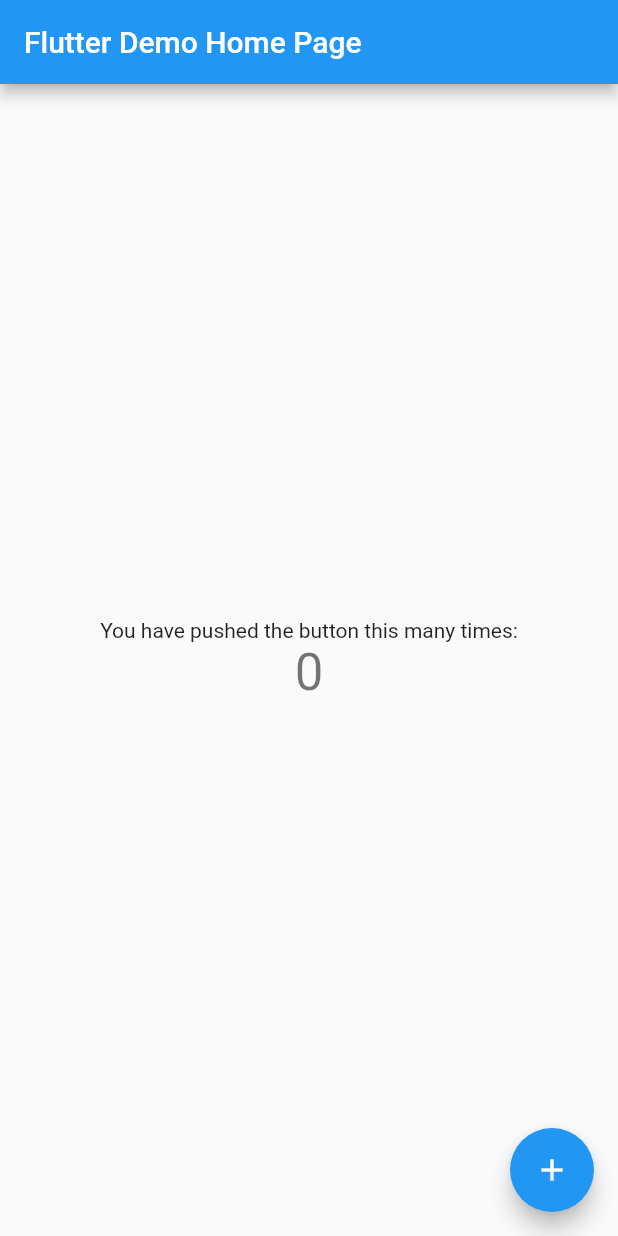
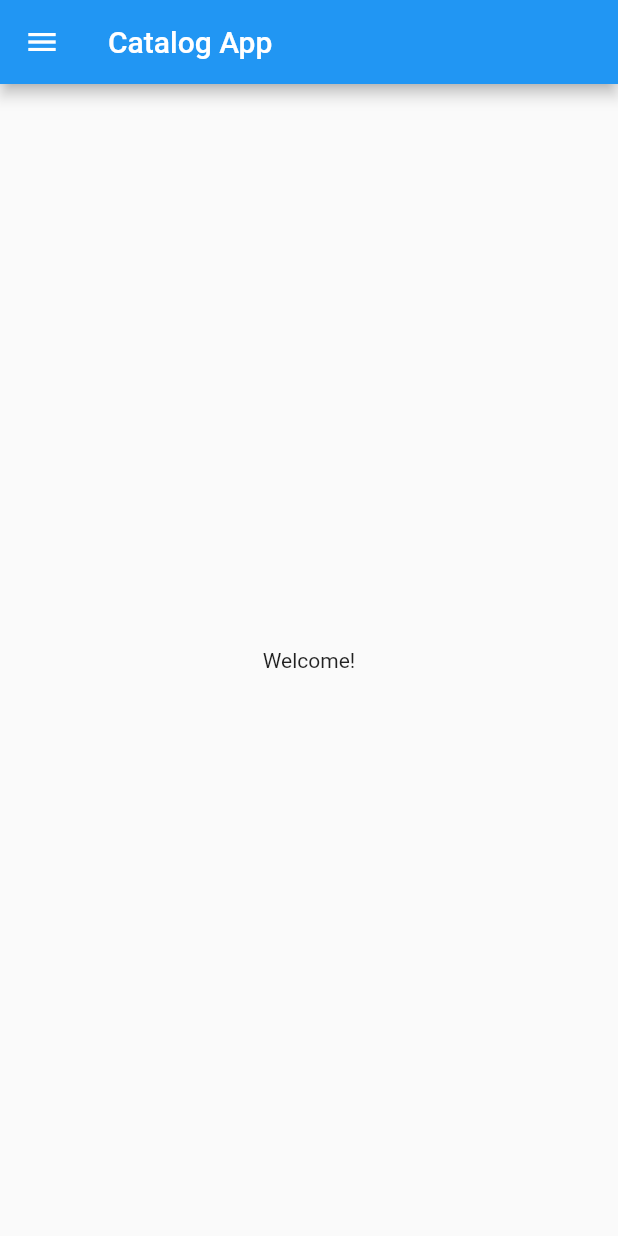
Before and after one commit to manavithorve/catalog_app, a Flutter app: the screen it shows after launch, on a phone screen of 412 x 824 dp. Run offline on Flutter 3.47's test engine with Material 2 defaults, Android fonts, the phone set to English and light mode, and no system bars.

Commit message:
Basic Scaffold with AppBar and Drawer

```diff
--- /dev/null
+++ b/lib/home_page.dart
@@ -0,0 +1,14 @@
+import "package:flutter/material.dart";
+
+class HomePage extends StatelessWidget {
+  @override
+  Widget build(BuildContext context) {
+    return Scaffold(
+      appBar: AppBar(
+        title: Text("Catalog App"),
+      ),
+      body: Center(child: Container(child: Text("Welcome!"))),
+      drawer: Drawer(),
+    );
+  }
+}
--- a/lib/main.dart
+++ b/lib/main.dart
@@ -1,4 +1,5 @@
 import 'package:flutter/material.dart';
+import 'home_page.dart';
 
 void main() {
   runApp(const MyApp());
@@ -7,109 +8,11 @@ void main() {
 class MyApp extends StatelessWidget {
   const MyApp({Key? key}) : super(key: key);
 
-  // This widget is the root of your application.
+  final String title = "MyApp";
   @override
   Widget build(BuildContext context) {
     return MaterialApp(
-      title: 'Flutter Demo',
-      theme: ThemeData(
-        // This is the theme of your application.
-        //
-        // Try running your application with "flutter run". You'll see the
-        // application has a blue toolbar. Then, without quitting the app, try
-        // changing the primarySwatch below to Colors.green and then invoke
-        // "hot reload" (press "r" in the console where you ran "flutter run",
-        // or simply save your changes to "hot reload" in a Flutter IDE).
-        // Notice that the counter didn't reset back to zero; the application
-        // is not restarted.
-        primarySwatch: Colors.blue,
-      ),
-      home: const MyHomePage(title: 'Flutter Demo Home Page'),
+      home: HomePage(),
     );
   }
 }
-
-class MyHomePage extends StatefulWidget {
-  const MyHomePage({Key? key, required this.title}) : super(key: key);
-
-  // This widget is the home page of your application. It is stateful, meaning
-  // that it has a State object (defined below) that contains fields that affect
-  // how it looks.
-
-  // This class is the configuration for the state. It holds the values (in this
-  // case the title) provided by the parent (in this case the App widget) and
-  // used by the build method of the State. Fields in a Widget subclass are
-  // always marked "final".
-
-  final String title;
-
-  @override
-  State<MyHomePage> createState() => _MyHomePageState();
-}
-
-class _MyHomePageState extends State<MyHomePage> {
-  int _counter = 0;
-
-  void _incrementCounter() {
-    setState(() {
-      // This call to setState tells the Flutter framework that something has
-      // changed in this State, which causes it to rerun the build method below
-      // so that the display can reflect the updated values. If we changed
-      // _counter without calling setState(), then the build method would not be
-      // called again, and so nothing would appear to happen.
-      _counter++;
-    });
-  }
-
-  @override
-  Widget build(BuildContext context) {
-    // This method is rerun every time setState is called, for instance as done
-    // by the _incrementCounter method above.
-    //
-    // The Flutter framework has been optimized to make rerunning build methods
-    // fast, so that you can just rebuild anything that needs updating rather
-    // than having to individually change instances of widgets.
-    return Scaffold(
-      appBar: AppBar(
-        // Here we take the value from the MyHomePage object that was created by
-        // the App.build method, and use it to set our appbar title.
-        title: Text(widget.title),
-      ),
-      body: Center(
-        // Center is a layout widget. It takes a single child and positions it
-        // in the middle of the parent.
-        child: Column(
-          // Column is also a layout widget. It takes a list of children and
-          // arranges them vertically. By default, it sizes itself to fit its
-          // children horizontally, and tries to be as tall as its parent.
-          //
-          // Invoke "debug painting" (press "p" in the console, choose the
-          // "Toggle Debug Paint" action from the Flutter Inspector in Android
-          // Studio, or the "Toggle Debug Paint" command in Visual Studio Code)
-          // to see the wireframe for each widget.
-          //
-          // Column has various properties to control how it sizes itself and
-          // how it positions its children. Here we use mainAxisAlignment to
-          // center the children vertically; the main axis here is the vertical
-          // axis because Columns are vertical (the cross axis would be
-          // horizontal).
-          mainAxisAlignment: MainAxisAlignment.center,
-          children: <Widget>[
-            const Text(
-              'You have pushed the button this many times:',
-            ),
-            Text(
-              '$_counter',
-              style: Theme.of(context).textTheme.headline4,
-            ),
-          ],
-        ),
-      ),
-      floatingActionButton: FloatingActionButton(
-        onPressed: _incrementCounter,
-        tooltip: 'Increment',
-        child: const Icon(Icons.add),
-      ), // This trailing comma makes auto-formatting nicer for build methods.
-    );
-  }
-}
```
